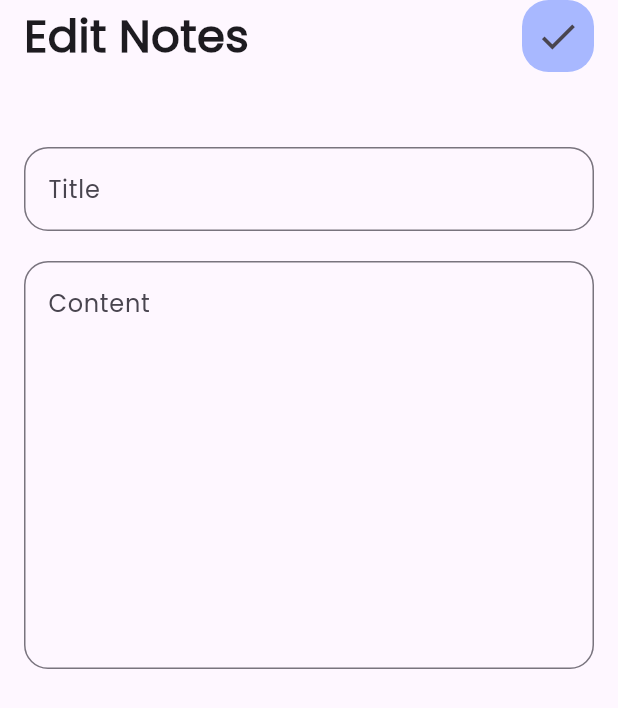
After one commit to HazemEl-masry/notes_app, a Flutter app: the screen it shows after launch, after a tap on "Flutter Tips", on a phone screen of 412 x 824 dp. The commit adds this screen. Shown: the top 708 px of the screen. Run offline on Flutter 3.47's test engine with Material 3 defaults, Android fonts, the phone set to English and light mode, and no system bars.

Commit message:
create edit note

```diff
--- /dev/null
+++ b/lib/screens/edit_note.dart
@@ -0,0 +1,41 @@
+import 'package:flutter/material.dart';
+import 'package:notes_app/widgets/custom_app_bar.dart';
+import 'package:notes_app/widgets/custom_field.dart';
+
+class EditNote extends StatelessWidget {
+  const EditNote({super.key});
+
+  @override
+  Widget build(BuildContext context) {
+    return Scaffold(
+      body: SafeArea(
+        child: Padding(
+          padding: const EdgeInsets.symmetric(horizontal: 16.0),
+          child: Column(
+            children: [
+              CustomAppBar(
+                title: "Edit Notes",
+                icon: Icons.check,
+                onPressed: () {
+                  Navigator.pop(context);
+                },
+              ),
+              const SizedBox(height: 50.0),
+              CustomField(
+                hintText: "Title",
+                maxLines: 1,
+                onChanged: (data) {},
+              ),
+              const SizedBox(height: 20.0),
+              CustomField(
+                hintText: "Content",
+                maxLines: 10,
+                onChanged: (data) {},
+              ),
+            ],
+          ),
+        ),
+      ),
+    );
+  }
+}
--- a/lib/widgets/custom_app_bar.dart
+++ b/lib/widgets/custom_app_bar.dart
@@ -1,17 +1,20 @@
 import 'package:flutter/material.dart';
 
 class CustomAppBar extends StatelessWidget {
-  const CustomAppBar({super.key});
+  const CustomAppBar({super.key, required this.title, required this.icon,required this.onPressed});
+  final String title;
+  final IconData? icon;
+  final void Function()? onPressed;
 
   @override
   Widget build(BuildContext context) {
     return Row(
       children: [
-        const Text(
-          "Notes",
-          style: TextStyle(
+        Text(
+          title,
+          style: const TextStyle(
             fontSize: 30.0,
-            fontWeight: FontWeight.bold
+            fontWeight: FontWeight.bold,
           ),
         ),
         const Spacer(),
@@ -20,15 +23,12 @@ class CustomAppBar extends StatelessWidget {
             borderRadius: BorderRadius.circular(17.7),
             color: const Color.fromARGB(172, 126, 154, 255),
             boxShadow: const [
-              BoxShadow(
-                color: Colors.grey,
-                offset: Offset.infinite,
-              )
+              BoxShadow(color: Colors.grey, offset: Offset.infinite),
             ],
           ),
           child: IconButton(
-            onPressed: () {},
-            icon: const Icon(Icons.search),
+            onPressed: onPressed,
+            icon: Icon(icon),
             iconSize: 30,
           ),
         ),
--- a/lib/widgets/note_item.dart
+++ b/lib/widgets/note_item.dart
@@ -1,16 +1,24 @@
 import 'package:flutter/material.dart';
+import 'package:notes_app/screens/edit_note.dart';
 
 class NoteItem extends StatelessWidget {
   const NoteItem({super.key});
 
   @override
   Widget build(BuildContext context) {
-    return Container(
+    return GestureDetector(
+      onTap: () {
+        Navigator.push(
+          context,
+          MaterialPageRoute(builder: (context) => const EditNote()),
+        );
+      },
+      child: Container(
         decoration: BoxDecoration(
           color: const Color.fromARGB(255, 170, 114, 30),
           borderRadius: BorderRadius.circular(18.0),
         ),
-      padding: const EdgeInsets.only(top: 16.0,bottom: 16.0),
+        padding: const EdgeInsets.only(top: 16.0, bottom: 16.0),
         child: Column(
           crossAxisAlignment: CrossAxisAlignment.end,
           children: [
@@ -50,11 +58,15 @@ class NoteItem extends StatelessWidget {
               padding: EdgeInsets.only(right: 16.0),
               child: Text(
                 'Nov 3,2025',
-              style: TextStyle(fontWeight: FontWeight.w500, color: Colors.white),
+                style: TextStyle(
+                  fontWeight: FontWeight.w500,
+                  color: Colors.white,
+                ),
               ),
             ),
           ],
         ),
+      ),
     );
   }
 }
--- a/lib/widgets/notes_body.dart
+++ b/lib/widgets/notes_body.dart
@@ -20,14 +20,18 @@ class NotesBody extends StatelessWidget {
         },
         child: const Icon(Icons.add),
       ),
-      body: const SafeArea(
+      body: SafeArea(
         child: Padding(
-          padding: EdgeInsets.symmetric(horizontal: 16.0),
+          padding: const EdgeInsets.symmetric(horizontal: 16.0),
           child: Column(
             children: [
-              CustomAppBar(),
-              SizedBox(height: 30.0,),
-              NotesList(),
+              CustomAppBar(
+                title: "Notes",
+                icon: Icons.search,
+                onPressed: () {},
+              ),
+              const SizedBox(height: 30.0,),
+              const NotesList(),
             ],
           ),
         ),
```
Lines whose indentation alone changed are shown as unchanged.
